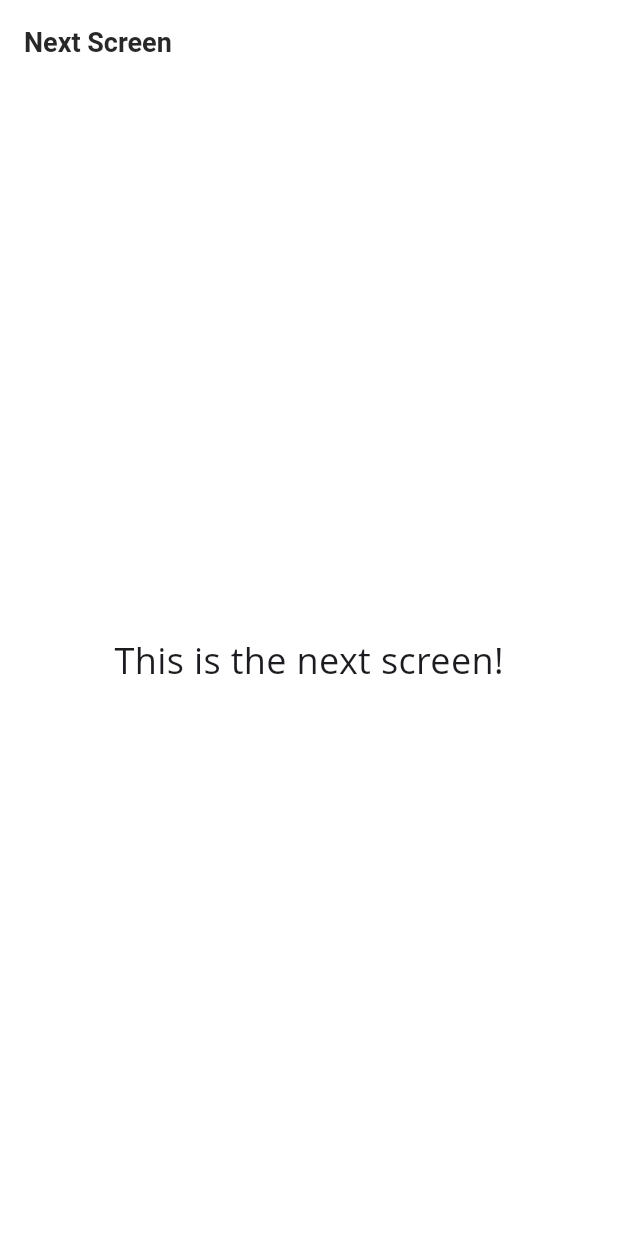
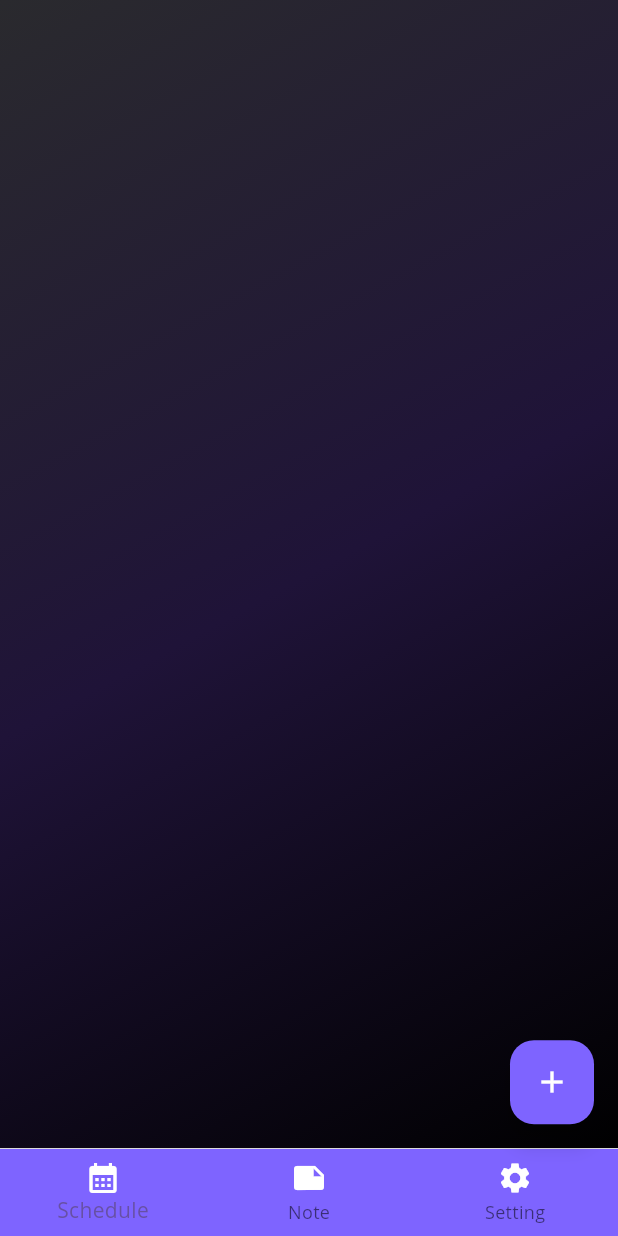
Before and after one commit to aatiocode/on_time, a Flutter app: the screen it shows after launch, after a tap on "START", on a phone screen of 412 x 824 dp. Run offline on Flutter 3.47's test engine with Material 3 defaults, Android fonts, the phone set to English and light mode, and no system bars; our stand-ins replace bloc, dartz, dio, easy_date_timeline, flutter_bloc, flutter_svg and 4 more.

Commit message:
add home screen

```diff
--- a/lib/date_timeline.dart
+++ b/lib/date_timeline.dart
@@ -1,6 +1,6 @@
-import 'package:on_time/examples/examples.dart';
+import 'package:on_time/presentation/widgets/examples.dart';
 import 'package:flutter/material.dart';
-import 'package:on_time/timeline.dart';
+import 'package:on_time/presentation/widgets/timeline.dart';
 
 class DateTimelineScreen extends StatefulWidget {
   const DateTimelineScreen({super.key});
--- a/lib/main.dart
+++ b/lib/main.dart
@@ -1,6 +1,7 @@
 import 'package:flutter/material.dart';
 import 'package:on_time/helpers/colors_custom.dart';
 import 'package:on_time/injection.dart';
+import 'package:on_time/presentation/feature/home/home_screen.dart';
 import 'package:on_time/presentation/feature/onboarding/onboarding_screen.dart';
 import 'package:on_time/presentation/feature/splash/splash_screen.dart';
 import 'package:on_time/utils/route_observer.dart';
@@ -49,8 +50,8 @@ class _MainAppState extends State<MainApp> {
         switch (settings.name) {
           case Routes.ONBOARDING:
             return MaterialPageRoute(builder: (_) => OnboardingScreen());
-          // case Routes.HOME:
-          //   return MaterialPageRoute(builder: (_) => HomeScreen());
+          case Routes.HOME:
+            return MaterialPageRoute(builder: (_) => HomeScreen());
           default:
             return MaterialPageRoute(
               builder: (_) {
--- /dev/null
+++ b/lib/presentation/feature/home/bloc/home_bloc.dart
@@ -0,0 +1,13 @@
+import 'package:bloc/bloc.dart';
+import 'package:meta/meta.dart';
+
+part 'home_event.dart';
+part 'home_state.dart';
+
+class HomeBloc extends Bloc<HomeEvent, HomeState> {
+  HomeBloc() : super(HomeInitial()) {
+    on<HomeEvent>((event, emit) {
+      // TODO: implement event handler
+    });
+  }
+}
--- /dev/null
+++ b/lib/presentation/feature/home/bloc/home_event.dart
@@ -0,0 +1,4 @@
+part of 'home_bloc.dart';
+
+@immutable
+sealed class HomeEvent {}
--- /dev/null
+++ b/lib/presentation/feature/home/bloc/home_state.dart
@@ -0,0 +1,6 @@
+part of 'home_bloc.dart';
+
+@immutable
+sealed class HomeState {}
+
+final class HomeInitial extends HomeState {}
--- /dev/null
+++ b/lib/presentation/feature/home/home_screen.dart
@@ -0,0 +1,84 @@
+import 'package:flutter/material.dart';
+import 'package:flutter_bloc/flutter_bloc.dart';
+import 'package:on_time/presentation/feature/splash/splash_screen.dart';
+import 'package:on_time/presentation/widgets/custom_bottom_nav.dart';
+import 'package:on_time/presentation/widgets/default_background.dart';
+
+class HomeScreen extends StatefulWidget {
+  const HomeScreen({super.key});
+
+  @override
+  State<HomeScreen> createState() => _HomeScreenState();
+}
+
+class _HomeScreenState extends State<HomeScreen> {
+  List<(IconData icon, String label, Widget page)> menu = [];
+
+  int selectedIndex = 0;
+
+  void onItemTapped(int index) {
+    setState(() {
+      selectedIndex = index;
+    });
+  }
+
+  @override
+  void initState() {
+    super.initState();
+    menu = [
+      (Icons.calendar_month, "Schedule", homeBody()),
+      (Icons.note, "Note", NextScreen()),
+      (Icons.settings, "Setting", NextScreen()),
+    ];
+  }
+
+  @override
+  Widget build(BuildContext context) {
+    return Scaffold(
+      body: menu[selectedIndex].$3,
+      bottomNavigationBar: CustomBottomNav(
+        menu: menu,
+        onTap: onItemTapped,
+      ),
+      floatingActionButton: FloatingActionButton(
+        backgroundColor: Color(0xFF7E64FF),
+        onPressed: () {
+          // Navigator.pushNamed(context, Routes.ATTENDANCE);
+        },
+        child: Icon(Icons.add, color: Colors.white),
+      ),
+    );
+  }
+
+  Widget homeBody() {
+    return Container(
+        decoration: DefaultBackground().backgroundGradient(context),
+        child: SafeArea(
+          child: ListView(
+            children: [
+              const SizedBox(height: 20),
+              // TopBar(),
+              // GoldMenu(),
+              // MenuGrid(),
+            ],
+          ),
+        ));
+  }
+}
+
+class NextScreen extends StatelessWidget {
+  @override
+  Widget build(BuildContext context) {
+    return Scaffold(
+      appBar: AppBar(
+        title: Text('Next Screen'),
+      ),
+      body: Center(
+        child: Text(
+          'This is the next screen!',
+          style: TextStyle(fontSize: 24),
+        ),
+      ),
+    );
+  }
+}
--- a/lib/presentation/feature/onboarding/onboarding_screen.dart
+++ b/lib/presentation/feature/onboarding/onboarding_screen.dart
@@ -1,6 +1,7 @@
 import 'package:flutter/material.dart';
 import 'package:flutter_svg/flutter_svg.dart';
 import 'package:on_time/presentation/widgets/default_background.dart';
+import 'package:on_time/utils/routes.dart';
 
 class OnboardingScreen extends StatelessWidget {
   @override
@@ -29,12 +30,7 @@ class OnboardingScreen extends StatelessWidget {
               ElevatedButton(
                 onPressed: () {
                   // Aksi ketika tombol ditekan
-                  Navigator.of(context).pushReplacement(
-                    MaterialPageRoute(
-                      builder: (context) =>
-                          NextScreen(), // Ganti dengan screen berikutnya
-                    ),
-                  );
+                  Navigator.pushNamed(context, Routes.HOME);
                 },
                 style: ElevatedButton.styleFrom(
                   backgroundColor: Colors.white,
@@ -61,20 +57,3 @@ class OnboardingScreen extends StatelessWidget {
     );
   }
 }
-
-class NextScreen extends StatelessWidget {
-  @override
-  Widget build(BuildContext context) {
-    return Scaffold(
-      appBar: AppBar(
-        title: Text('Next Screen'),
-      ),
-      body: Center(
-        child: Text(
-          'This is the next screen!',
-          style: TextStyle(fontSize: 24),
-        ),
-      ),
-    );
-  }
-}
--- /dev/null
+++ b/lib/presentation/widgets/custom_bottom_nav.dart
@@ -0,0 +1,42 @@
+import 'package:flutter/material.dart';
+import 'package:on_time/helpers/colors_custom.dart';
+
+class CustomBottomNav extends StatelessWidget {
+  const CustomBottomNav({super.key, required this.menu, required this.onTap});
+
+  final List<(IconData icon, String label, Widget page)> menu;
+  final Function(int) onTap;
+
+  @override
+  Widget build(BuildContext context) {
+    return Container(
+      decoration: BoxDecoration(
+        border: Border(
+          top: BorderSide(
+            color: ColorsCustom.borderSoft,
+            width: 0.5,
+          ),
+        ),
+      ),
+      child: BottomNavigationBar(
+        onTap: onTap,
+        type: BottomNavigationBarType.fixed,
+        selectedFontSize: 14,
+        unselectedFontSize: 12,
+        backgroundColor: Color(0xFF7E64FF),
+        elevation: 5,
+        items: menu.map((item) {
+          return BottomNavigationBarItem(
+            icon: Icon(item.$1, color: Colors.white),
+            // SvgPicture.asset(
+            //   item.$1,
+            //   width: 20,
+            //   height: 20,
+            // ),
+            label: item.$2,
+          );
+        }).toList(),
+      ),
+    );
+  }
+}
```
Also changed, not shown: lib/presentation/widgets/timeline.dart (renamed from lib/timeline.dart).
